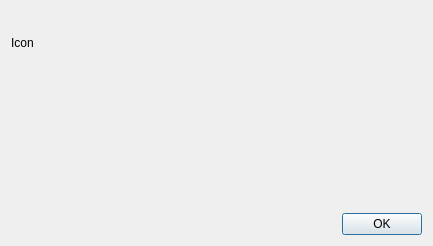
Above: aboutqpeercastyp.ui from bookdraft/QPeerCastYP before the change. Below: the same form after it.
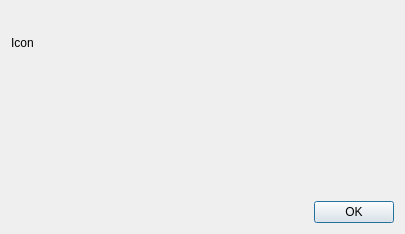
That is the form after the change.

The edit to the form file:
```diff
--- a/aboutqpeercastyp.ui
+++ b/aboutqpeercastyp.ui
@@ -5,8 +5,8 @@
    <rect>
     <x>0</x>
     <y>0</y>
-    <width>433</width>
-    <height>246</height>
+    <width>405</width>
+    <height>234</height>
    </rect>
   </property>
   <property name="windowTitle" >
```
Left out of the diff: 8 changed lines with no effect on the pictures.
